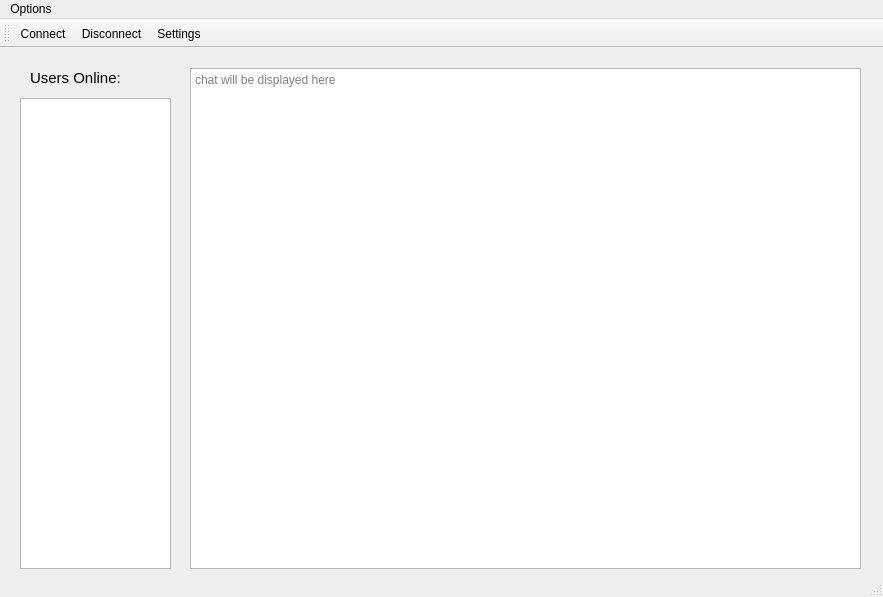
This is server/serverwindow.ui in ericytsang-archive/comp4981.linuxchat as Qt 5 draws it before an edit. The edited form follows.
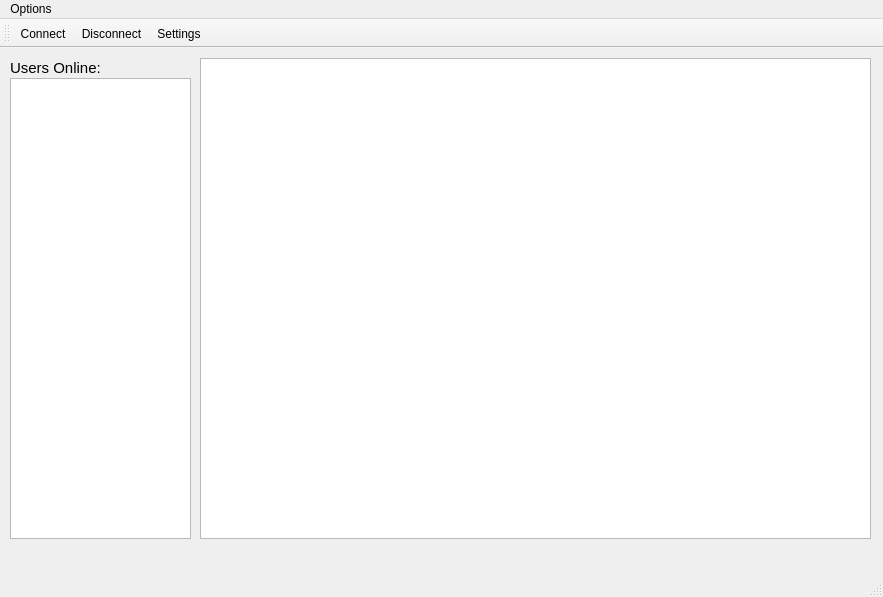
This is the edited form. Icons and pictures are not drawn.

Diff of the .ui file:
```diff
--- a/server/serverwindow.ui
+++ b/server/serverwindow.ui
@@ -17,21 +17,18 @@
    <widget class="QTextBrowser" name="textBrowser">
     <property name="geometry">
      <rect>
-      <x>190</x>
-      <y>20</y>
+      <x>200</x>
+      <y>10</y>
       <width>671</width>
-      <height>501</height>
+      <height>481</height>
      </rect>
     </property>
-    <property name="placeholderText">
-     <string>chat will be displayed here</string>
-    </property>
    </widget>
    <widget class="QLabel" name="label">
     <property name="geometry">
      <rect>
-      <x>30</x>
-      <y>20</y>
+      <x>10</x>
+      <y>10</y>
       <width>131</width>
       <height>20</height>
      </rect>
@@ -48,10 +45,10 @@
    <widget class="QListWidget" name="listWidget">
     <property name="geometry">
      <rect>
-      <x>20</x>
-      <y>50</y>
-      <width>151</width>
-      <height>471</height>
+      <x>10</x>
+      <y>30</y>
+      <width>181</width>
+      <height>461</height>
      </rect>
     </property>
     <property name="selectionMode">
```
Left out of the diff: 2 changed lines with no effect on the pictures.
